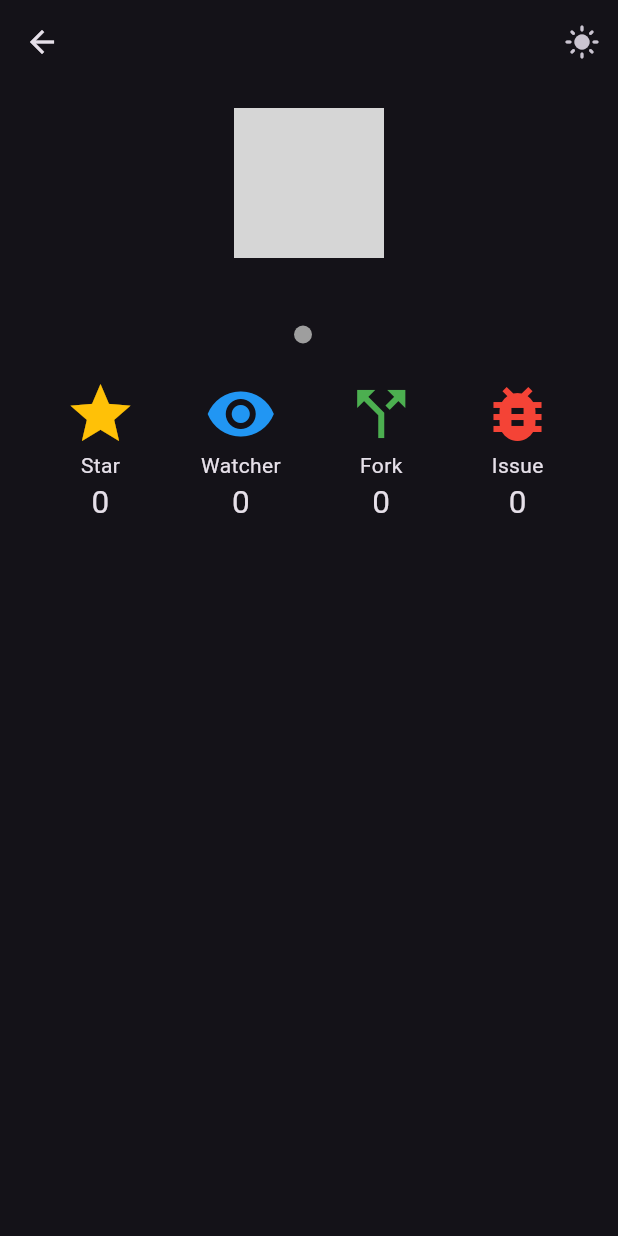
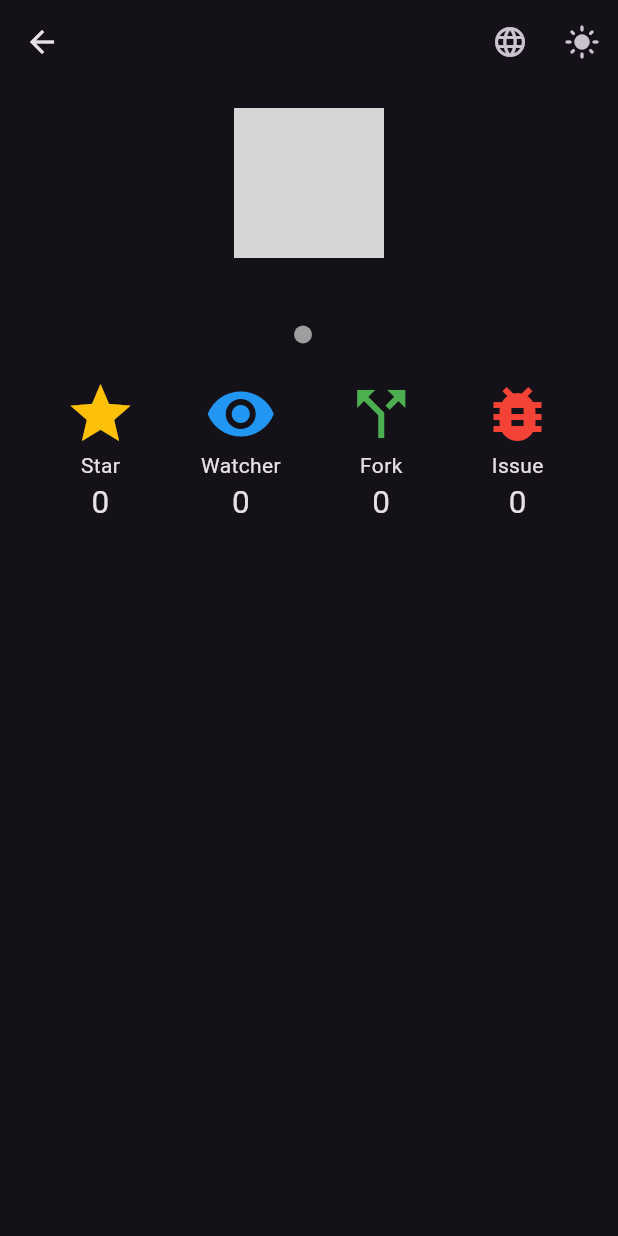
Before and after one commit to you22fy/yumemi_flutter, a Flutter app: the DetailPage screen opened directly with empty values, after a tap on the "dark mode" icon, on a phone screen of 412 x 824 dp. Run offline on Flutter 3.47's test engine with Material 3 defaults, Android fonts, the phone set to English and light mode, and no system bars; our stand-ins replace dio, flutter_hooks, flutter_riverpod, go_router, hooks_riverpod, infinite_scroll_pagination and 1 more; missing offline and left inert: github_language_colors; accounts and stored records are empty; generated files the repository leaves out were written again; network calls fail; grey boxes are pictures that could not be loaded.

Commit message:
feat : 多言語化対応

```diff
--- a/lib/l10n/app_en.arb
+++ b/lib/l10n/app_en.arb
@@ -1,5 +1,7 @@
 {
   "@@locale": "en",
-  "searchPageTitle": "Search GitHub Repository!",
-  "searchFormHintText": "Enter keyword to search..."
+  "searchPageTitle": "Search GitHub Repository",
+  "searchFormHintText": "Enter keyword to search...",
+  "noDataFound" : "No data found.\nPlease search other word.",
+  "errorOccurred" : "Error occurred.\nPlease try again later."
 }
--- a/lib/l10n/app_ja.arb
+++ b/lib/l10n/app_ja.arb
@@ -1,5 +1,7 @@
 {
   "@@locale": "ja",
   "searchPageTitle": "GitHubリポジトリ検索",
-  "searchFormHintText": "キーワードを入力してください..."
+  "searchFormHintText": "キーワードを入力してください...",
+  "noDataFound": "結果が見つかりませんでした.\n違うキーワードで再検索してください.",
+  "errorOccurred": "エラーが発生しました.\n再度お試しください."
 }
--- a/lib/pages/detail/detail_page.dart
+++ b/lib/pages/detail/detail_page.dart
@@ -2,6 +2,7 @@ import 'package:flutter/material.dart';
 import 'package:flutter_riverpod/flutter_riverpod.dart';
 import 'package:yumemi_flutter/components/components.dart';
 import 'package:yumemi_flutter/models/repository_info.dart';
+import 'package:yumemi_flutter/providers/localize_provider.dart';
 import 'package:yumemi_flutter/providers/theme_mode_provider.dart';
 import 'package:github_language_colors/github_language_colors.dart';
 
@@ -28,6 +29,18 @@ class DetailPage extends ConsumerWidget {
       appBar: AppBar(
         title: Text(repositoryInfo.fullName),
         actions: [
+          IconButton(
+            onPressed: () {
+              ref.read(languageProvider.notifier).setLanguage(
+                    ref.watch(languageProvider) == const Locale('en')
+                        ? Language.ja
+                        : Language.en,
+                  );
+            },
+            icon: const Icon(
+              Icons.language,
+            ),
+          ),
           IconButton(
             onPressed: () {
               ref.read(themeModeProvider.notifier).toggleTheme();
--- a/lib/pages/search/search_page.dart
+++ b/lib/pages/search/search_page.dart
@@ -7,7 +7,9 @@ import 'package:yumemi_flutter/components/search_form.dart';
 import 'package:yumemi_flutter/models/repository_info.dart';
 import 'package:yumemi_flutter/pages/search/search_page_controller.dart';
 import 'package:yumemi_flutter/providers/theme_mode_provider.dart';
+import 'package:yumemi_flutter/providers/localize_provider.dart';
 import '../../components/components.dart';
+import 'package:flutter_gen/gen_l10n/app_localizations.dart';
 
 /// アプリのトップページになるウィジェット
 /// リポジトリの検索と検索結果の表示を行う
@@ -18,11 +20,24 @@ class SearchPage extends ConsumerWidget {
   Widget build(BuildContext context, WidgetRef ref) {
     final controller = ref.watch(searchPageController);
     final notifier = ref.watch(searchPageController.notifier);
-
     return Scaffold(
       appBar: AppBar(
-        title: const Text('Search GitHub Repository'),
+        title: Text(
+          AppLocalizations.of(context)!.searchPageTitle,
+        ),
         actions: [
+          IconButton(
+            onPressed: () {
+              ref.read(languageProvider.notifier).setLanguage(
+                    ref.watch(languageProvider) == const Locale('en')
+                        ? Language.ja
+                        : Language.en,
+                  );
+            },
+            icon: const Icon(
+              Icons.language,
+            ),
+          ),
           IconButton(
             onPressed: () {
               ref.read(themeModeProvider.notifier).toggleTheme();
@@ -38,7 +53,7 @@ class SearchPage extends ConsumerWidget {
           Padding(
             padding: const EdgeInsets.symmetric(horizontal: 8),
             child: SearchForm(
-              hintText: 'Search github repository',
+              hintText: AppLocalizations.of(context)!.searchFormHintText,
               controller: notifier.textEditingController,
               onPressed: () async {
                 await notifier.startSearching();
@@ -73,15 +88,15 @@ class SearchPage extends ConsumerWidget {
                   },
                   // 初回読み込み時にエラーが発生した場合このbuilderが呼ばれる
                   firstPageErrorIndicatorBuilder: (context) {
-                    return _MessageWidget.hasError();
+                    return _MessageWidget.hasError(context);
                   },
                   // 2ページ目以降の読み込み時にエラーが発生した場合このbuilderが呼ばれる
                   newPageErrorIndicatorBuilder: (context) {
-                    return _MessageWidget.hasError();
+                    return _MessageWidget.hasError(context);
                   },
                   // アイテムが1件もない場合このbuilderが呼ばれる
                   noItemsFoundIndicatorBuilder: (context) {
-                    return _MessageWidget.noData();
+                    return _MessageWidget.noData(context);
                   },
                 ),
               ),
@@ -109,10 +124,10 @@ class _MessageWidget extends StatelessWidget {
     required this.icon,
   });
 
-  factory _MessageWidget.noData() {
-    return const _MessageWidget._(
-      message: 'No data found.\nPlease search other word.',
-      icon: Icon(
+  factory _MessageWidget.noData(BuildContext context) {
+    return _MessageWidget._(
+      message: AppLocalizations.of(context)!.noDataFound,
+      icon: const Icon(
         Icons.info_outline,
         size: 48,
         color: Colors.green,
@@ -120,10 +135,10 @@ class _MessageWidget extends StatelessWidget {
     );
   }
 
-  factory _MessageWidget.hasError() {
-    return const _MessageWidget._(
-      message: 'An error occurred.\nPlease try again.',
-      icon: Icon(
+  factory _MessageWidget.hasError(BuildContext context) {
+    return _MessageWidget._(
+      message: AppLocalizations.of(context)!.errorOccurred,
+      icon: const Icon(
         Icons.error_outline,
         size: 48,
         color: Colors.red,
```
